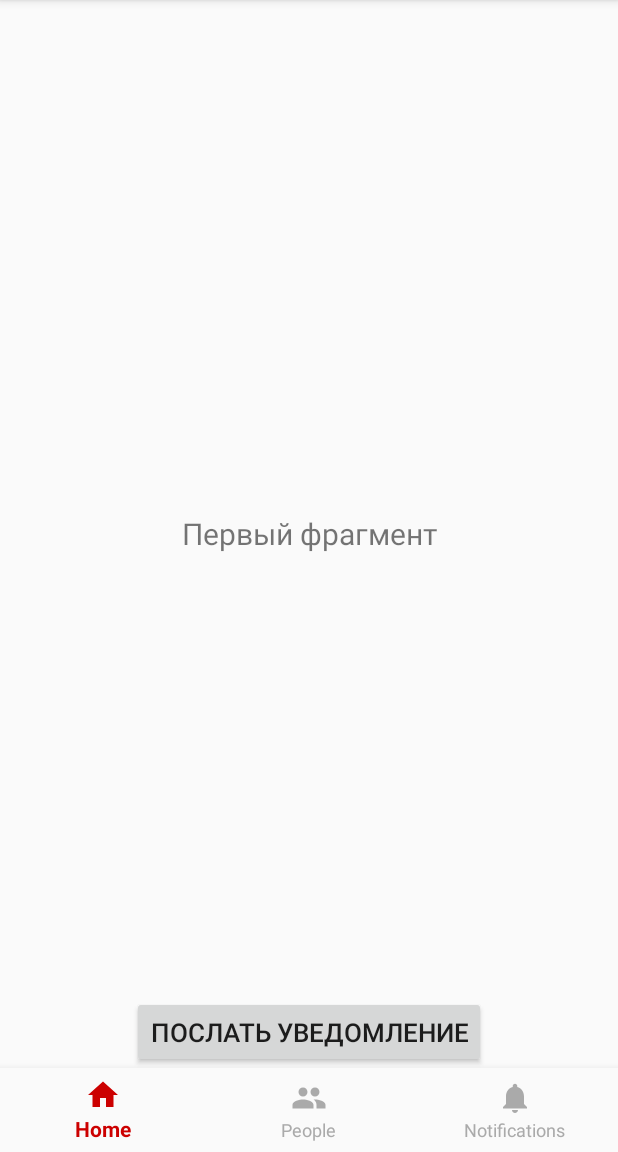
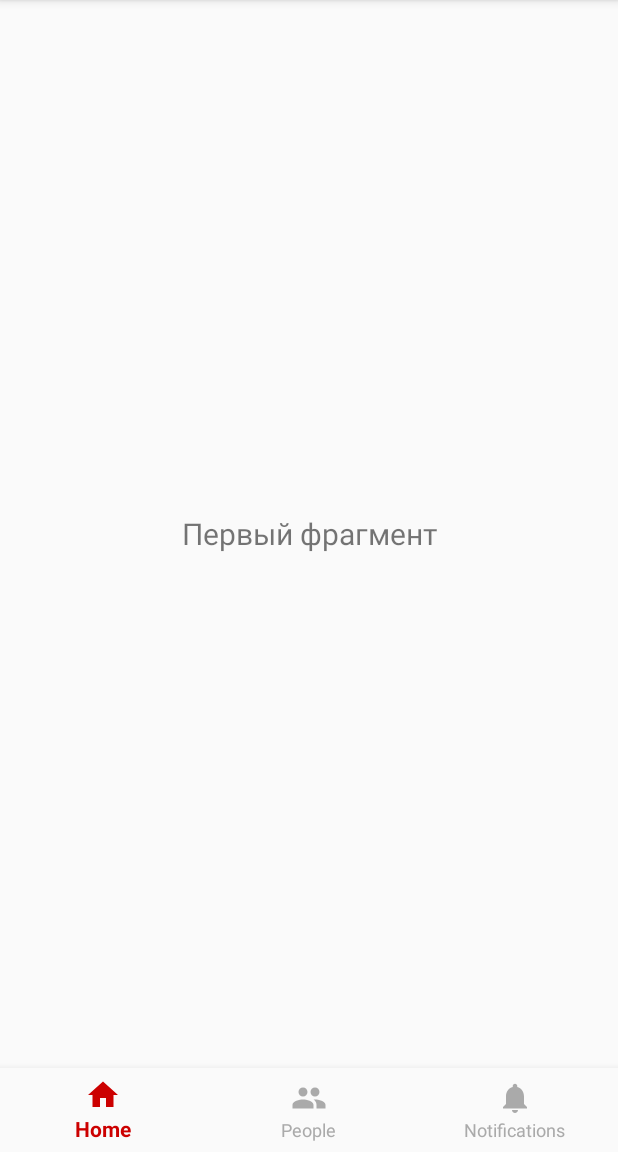
Before and after one commit to Ramiz713/androidHometaskKotlin, an Android app: the screen it shows after launch (MainActivity), on a phone screen of 412 x 824 dp, the part 84-1236 px from its top. Run offline under Robolectric (Android 15) with nearby library versions, the phone set to English and light mode, and no system bars.

Commit message:
hometask bottom nav bar, viewPager ver 1.11 delered button

```diff
--- a/app/src/main/res/layout/fragment_one.xml
+++ b/app/src/main/res/layout/fragment_one.xml
@@ -3,7 +3,6 @@
     xmlns:tools="http://schemas.android.com/tools"
     android:layout_width="match_parent"
     android:layout_height="match_parent"
-    xmlns:app="http://schemas.android.com/apk/res-auto"
     tools:context=".FragmentEmpty">
 
     <TextView
@@ -14,14 +13,4 @@
         android:text="1 фрагмент"
         android:textSize="20sp" />
 
-    <Button
-        android:id="@+id/notification_btn"
-        android:layout_width="wrap_content"
-        android:layout_height="wrap_content"
-        android:text="Послать уведомление"
-        android:textSize="17sp"
-        app:layout_constraintBottom_toBottomOf="parent"
-        app:layout_constraintLeft_toLeftOf="parent"
-        app:layout_constraintRight_toRightOf="parent" />
-
 </android.support.constraint.ConstraintLayout>
```
